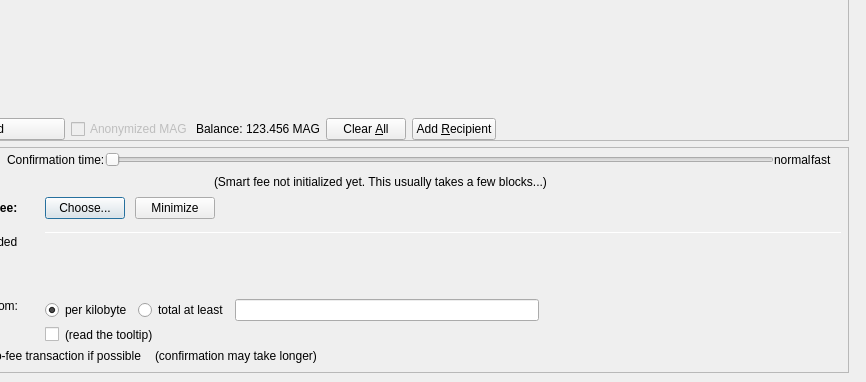
Qt form src/qt/forms/sendcoinsdialog.ui (magnetwork/mag) before a commit; both pictures show x 112 to 978 and y 313 to 695 of the 978 by 695 pixel window.
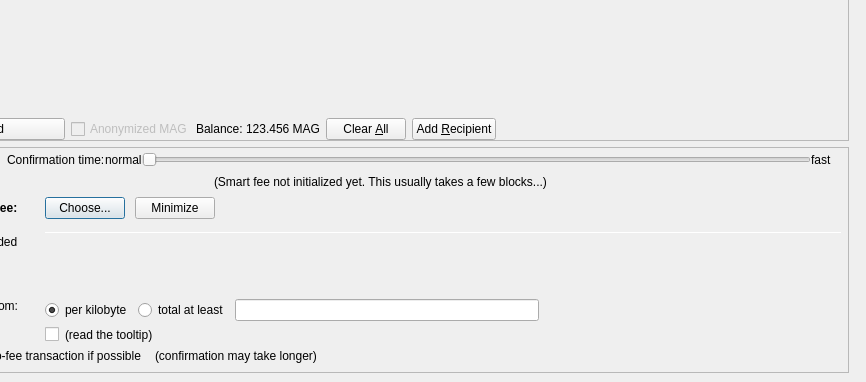
The same form after that commit. Icons and pictures are not drawn. Custom widgets are drawn as their Qt base class.

What changed in the file:
```diff
--- a/src/qt/forms/sendcoinsdialog.ui
+++ b/src/qt/forms/sendcoinsdialog.ui
@@ -1164,6 +1164,16 @@
                    </property>
                   </widget>
                  </item>
+                 <item>
+                  <widget class="QLabel" name="labelSmartFeeNormal">
+                   <property name="text">
+                    <string>normal</string>
+                   </property>
+                   <property name="margin">
+                    <number>8</number>
+                   </property>
+                  </widget>
+                 </item>
                  <item>
                   <widget class="QSlider" name="sliderSmartFee">
                    <property name="minimumSize">
@@ -1198,16 +1208,6 @@
                    </property>
                   </widget>
                  </item>
-                 <item>
-                  <widget class="QLabel" name="labelSmartFeeNormal">
-                   <property name="text">
-                    <string>normal</string>
-                   </property>
-                   <property name="margin">
-                    <number>8</number>
-                   </property>
-                  </widget>
-                 </item>
                  <item>
                   <widget class="QLabel" name="labelSmartFeeFast">
                    <property name="text">
```
